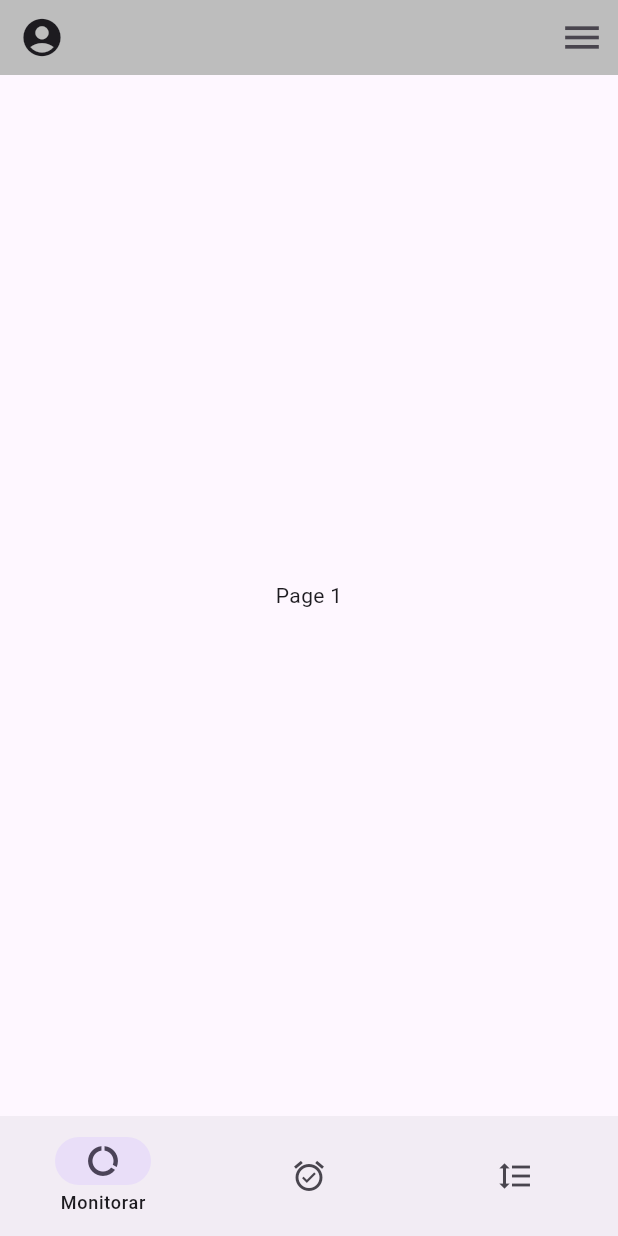
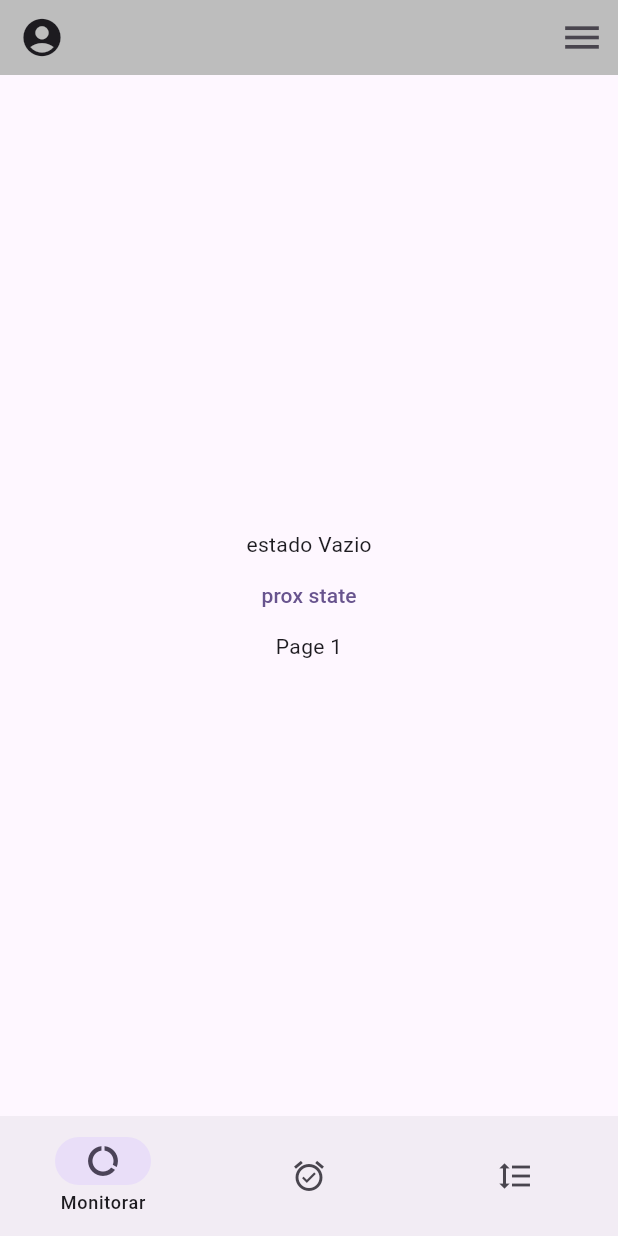
Before and after one commit to weslorde/apptempesp32, a Flutter app: the PagGeneric screen opened directly, on a phone screen of 412 x 824 dp. Run offline on Flutter 3.47's test engine with Material 2 defaults, Android fonts, the phone set to English and light mode, and no system bars; our stand-ins replace flutter_bloc.

Commit message:
First test with bloc One bloc provider for all pages

```diff
--- /dev/null
+++ b/lib/bloc/app_bloc.dart
@@ -0,0 +1,61 @@
+import 'package:apptempesp32/bloc/app_state.dart';
+import 'package:apptempesp32/bloc/bloc_events.dart';
+import 'package:flutter_bloc/flutter_bloc.dart';
+
+//typedef AppBlocRandomUrlPicker = String Function(Iterable<String> allUrls);
+
+/*extension RandomElement<T> on Iterable<T> {
+  T getRandomElement() => elementAt(
+        math.Random().nextInt(length),
+      );
+}
+*/
+
+class AppBloc extends Bloc<AppEvent, AppState> {
+  //String _pickRandomUrl(Iterable<String> allUrls) => allUrls.getRandomElement();
+
+/*
+// Creat Singleton
+  static final PageIndex _shared = PageIndex._sharedInstance();
+  PageIndex._sharedInstance();
+  factory PageIndex({Function(int)? attPageState}) {
+    */
+
+  AppBloc(
+      //required Iterable<String> urls,
+      //Duration? waitBeforeLoading,
+      //AppBlocRandomUrlPicker? urlPicker,
+      )
+      : super(
+          const AppState.empty(),
+        ) {
+    on<LoadNextUrlEvent>((event, emit) async {
+      emit(
+        const AppState(
+          isLoading: true,
+          data: 'OnStartLoad',
+          error: null,
+        ),
+      );
+      //final url = (urlPicker ?? _pickRandomUrl)(urls);
+      try {
+        await Future.delayed(const Duration(seconds: 5));
+        emit(
+          const AppState(
+            isLoading: false,
+            data: 'After Load 5 seg',
+            error: null,
+          ),
+        );
+      } catch (e) {
+        emit(
+          AppState(
+            isLoading: false,
+            data: 'ON error',
+            error: e,
+          ),
+        );
+      }
+    });
+  }
+}
--- /dev/null
+++ b/lib/bloc/app_state.dart
@@ -0,0 +1,26 @@
+import 'package:flutter/foundation.dart' show immutable;
+
+@immutable
+class AppState {
+  final bool isLoading;
+  final String data;
+  final Object? error;
+
+  const AppState({
+    required this.isLoading,
+    required this.data,
+    required this.error,
+  });
+
+  const AppState.empty()
+      : isLoading = false,
+        data = 'estado Vazio',
+        error = null;
+
+  @override
+  String toString() => {
+        'isLoading': isLoading,
+        'hasData': data != '',
+        'error': error,
+      }.toString();
+}
--- /dev/null
+++ b/lib/bloc/bloc_events.dart
@@ -0,0 +1,15 @@
+import 'package:flutter/foundation.dart' show immutable;
+
+@immutable
+class AppEvent{
+  const AppEvent();
+}
+
+@immutable
+class LoadNextUrlEvent implements AppEvent{
+  const LoadNextUrlEvent();
+}
+
+class LoadNextUrlEvent2 implements AppEvent{
+  const LoadNextUrlEvent2();
+}
--- a/lib/main.dart
+++ b/lib/main.dart
@@ -1,7 +1,9 @@
+import 'package:apptempesp32/bloc/app_bloc.dart';
 import 'package:apptempesp32/pages/menus/list_pages.dart';
 import 'package:apptempesp32/pages/pag_test.dart';
 import 'package:flutter/material.dart';
 import 'package:flutter/services.dart';
+import 'package:flutter_bloc/flutter_bloc.dart';
 
 void main() {
   // Lock orientation to Portrait only
@@ -17,14 +19,16 @@ class MyApp extends StatelessWidget {
   // This widget is the root of your application.
   @override
   Widget build(BuildContext context) {
-    return MaterialApp(
+    return BlocProvider<AppBloc>( //BlocProvider above MaterialApp for all pages using the same bloc instance
+        create: (BuildContext context) => AppBloc(),  // Call AppBloc() to pick inicial state
+        child: MaterialApp(
           debugShowCheckedModeBanner: false, //Remove debug banner
           theme: ThemeData(
             useMaterial3: true,
             colorScheme: ColorScheme.fromSeed(seedColor: Colors.deepPurple),
           ),
           home: const SelectedPage(),
-    );
+        ));
   }
 }
 
@@ -53,7 +57,8 @@ class _SelectedPageState extends State<SelectedPage> {
 
   @override
   Widget build(BuildContext context) {
-    return [  //List of Pages
+    return [
+      //List of Pages
       const PagGeneric(
         pagText: "Page 1",
       ),
--- a/lib/pages/pag_test.dart
+++ b/lib/pages/pag_test.dart
@@ -1,7 +1,11 @@
+import 'package:apptempesp32/bloc/app_bloc.dart';
+import 'package:apptempesp32/bloc/app_state.dart';
+import 'package:apptempesp32/bloc/bloc_events.dart';
 import 'package:apptempesp32/dialogs/close_alert.dart';
 import 'package:apptempesp32/pages/menus/botton_barr.dart';
 import 'package:apptempesp32/pages/menus/top_barr.dart';
 import 'package:flutter/material.dart';
+import 'package:flutter_bloc/flutter_bloc.dart';
 
 class PagGeneric extends StatelessWidget {
   final String pagText;
@@ -25,6 +29,20 @@ class PagGeneric extends StatelessWidget {
           child: Column(
             mainAxisAlignment: MainAxisAlignment.center,
             children: [
+              BlocBuilder<AppBloc, AppState>(
+                builder: ((context, state) {
+                  return Column(
+                    children: [
+                      Text(state.data),
+                      TextButton(
+                      onPressed: () {
+                        context.read<AppBloc>().add(const LoadNextUrlEvent());
+                      },
+                      child: const Text('prox state'))
+                    ],
+                  );
+                }),
+              ),
               Text(pagText),
             ],
           ),
--- a/pubspec.yaml
+++ b/pubspec.yaml
@@ -16,7 +16,7 @@ publish_to: 'none' # Remove this line if you wish to publish to pub.dev
 # https://developer.apple.com/library/archive/documentation/General/Reference/InfoPlistKeyReference/Articles/CoreFoundationKeys.html
 # In Windows, build-name is used as the major, minor, and patch parts
 # of the product and file versions while build-number is used as the build suffix.
-version: 1.0.0+1
+version: 1.1.2+7
 
 environment:
   sdk: '>=3.1.2 <4.0.0'
@@ -36,6 +36,8 @@ dependencies:
   # Use with the CupertinoIcons class for iOS style icons.
   cupertino_icons: ^1.0.2
   flutter_blue_plus: ^1.16.2
+  flutter_bloc: ^8.1.3
+  bloc: ^8.1.2
 
 dev_dependencies:
   flutter_test:
```
Also changed, not shown: lib/pages/bloc_test_pag.dart (added, +44 -0 lines), lib/pages/menus/top_barr.dart (+8 -5 lines), lib/api/blue_antigo.dart (added), pubspec.lock, 1 other file. Lines whose indentation alone changed are shown as unchanged.
